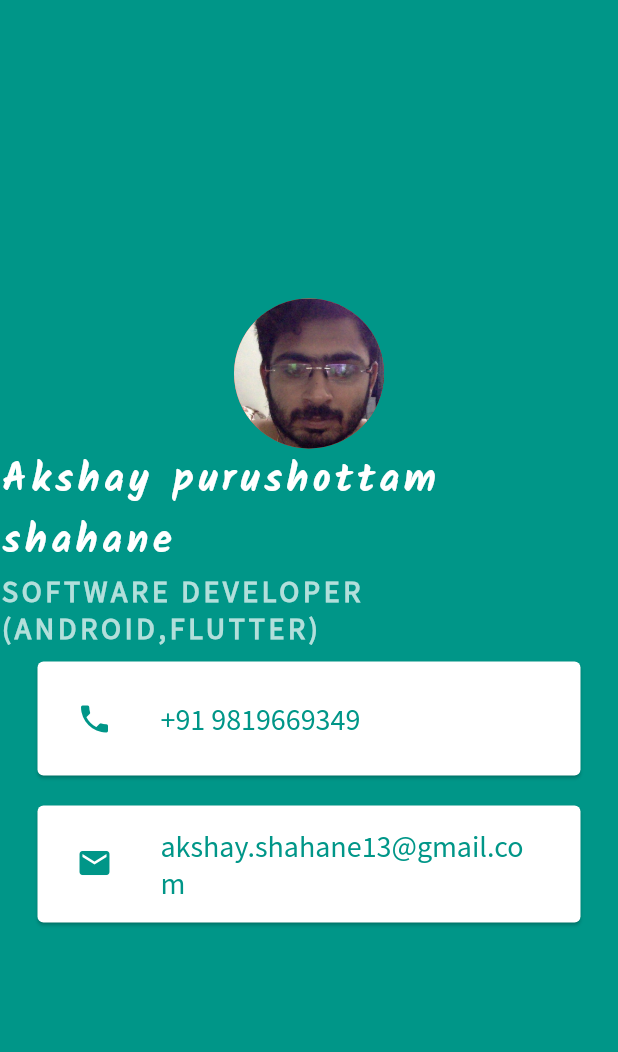
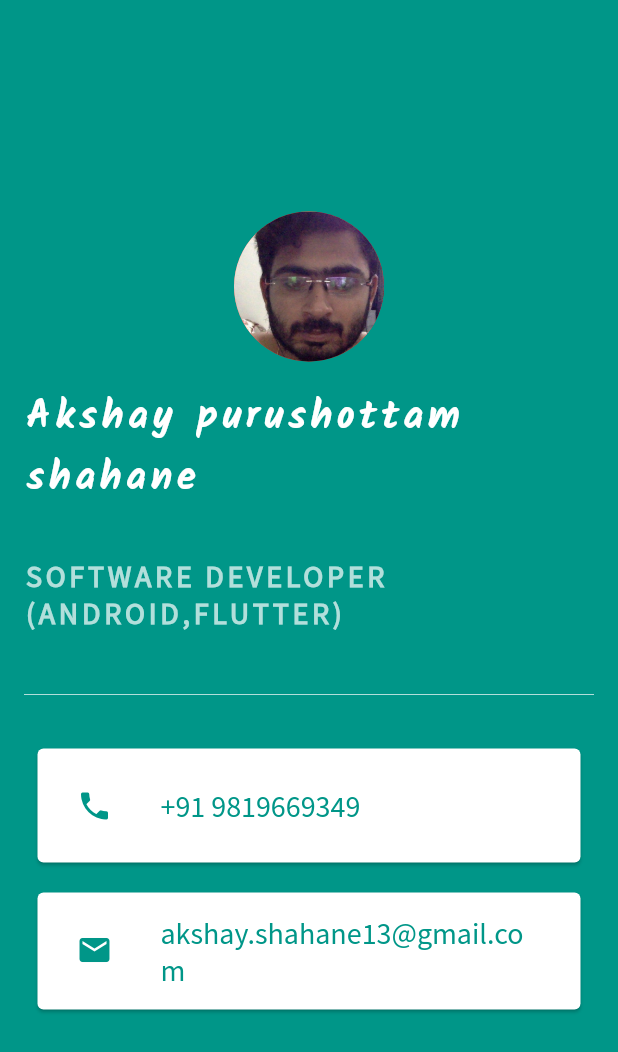
Before and after one commit to akshay3015/my_card_flutter, a Flutter app: the screen it shows after launch, on a phone screen of 412 x 824 dp. Shown: the top 1052 px of the screen. Run offline on Flutter 3.47's test engine with Material 2 defaults, Android fonts, the phone set to English and light mode, and no system bars.

Commit message:
feat : add divider

```diff
--- a/lib/main.dart
+++ b/lib/main.dart
@@ -19,7 +19,9 @@ class MyCardApp extends StatelessWidget {
               backgroundColor: Colors.red,
               backgroundImage: AssetImage('images/akshay.jpg'),
             ),
-            Text(
+            Padding(
+              padding: const EdgeInsets.all(16.0),
+              child: Text(
                 'Akshay purushottam shahane',
                 style: TextStyle(
                   fontFamily: 'Kalam',
@@ -29,13 +31,26 @@ class MyCardApp extends StatelessWidget {
                   fontWeight: FontWeight.bold,
                 ),
               ),
-            Text('SOFTWARE DEVELOPER (ANDROID,FLUTTER)',
+            ),
+            Padding(
+              padding: const EdgeInsets.all(16.0),
+              child: Text('SOFTWARE DEVELOPER (ANDROID,FLUTTER)',
                   style: TextStyle(
                       fontSize: 20.00,
                       color: Colors.teal.shade100,
                       letterSpacing: 2.5,
                       fontWeight: FontWeight.bold,
                       fontFamily: 'SourceSansPro')),
+            ),
+            Padding(
+              padding: const EdgeInsets.all(16.0),
+              child: SizedBox(
+                child: Divider(
+                  color: Colors.teal.shade100,
+                  height: 20.0,
+                ),
+              ),
+            ),
             Card(
               color: Colors.white,
               margin: EdgeInsets.symmetric(vertical: 10.0, horizontal: 25.0),
```
Lines whose indentation alone changed are shown as unchanged.
